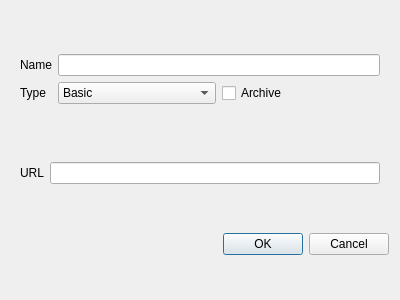
First picture: the form in ui/edit/dialog_edit_group.ui, repository MatsuriDayo/nekoray, before the edit.
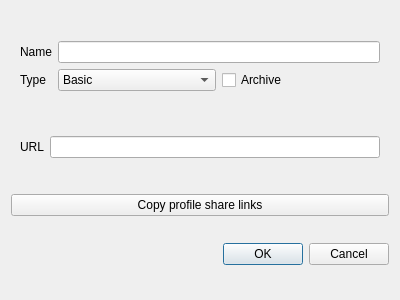
Second picture: the form after the edit. Custom widgets are drawn as their Qt base class.

Commit message: feat: copy all links of a group

```diff
--- a/ui/edit/dialog_edit_group.ui
+++ b/ui/edit/dialog_edit_group.ui
@@ -94,6 +94,13 @@
      </layout>
     </widget>
    </item>
+   <item>
+    <widget class="QPushButton" name="copy_links">
+     <property name="text">
+      <string>Copy profile share links</string>
+     </property>
+    </widget>
+   </item>
    <item>
     <widget class="QDialogButtonBox" name="buttonBox">
      <property name="standardButtons">
```
The commit also changes 6 other files.
